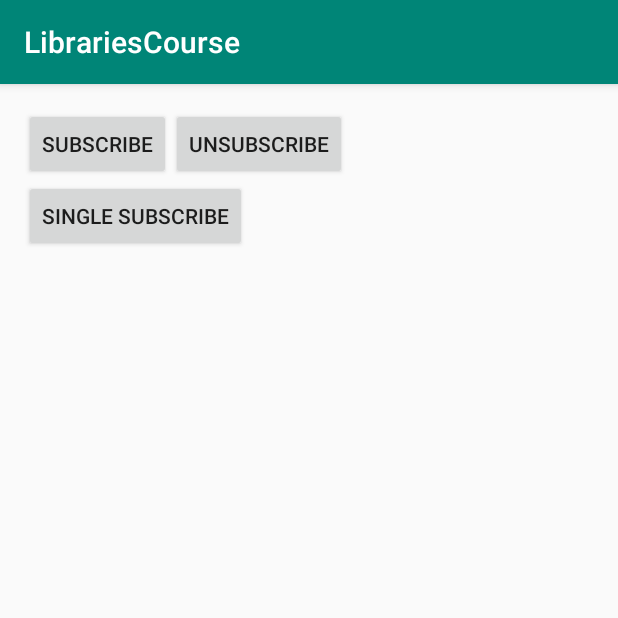
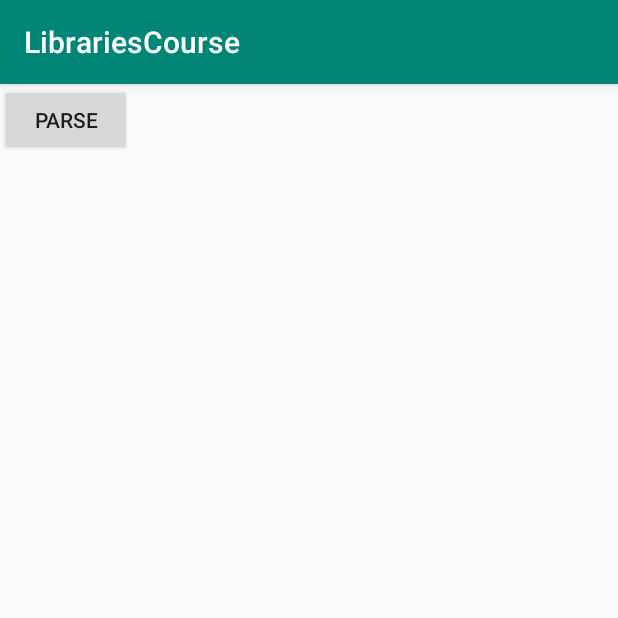
Before and after one commit to GorshkovTimur/LibrariesCourse, an Android app: the screen it shows after launch (LambdaRxActivity before the commit, GsonActivity after it), on a phone screen of 412 x 824 dp, the top half of it. Run offline under Robolectric (Android 15) with nearby library versions, the phone set to English and light mode, and no system bars; our stand-ins replace ButterKnife.

Commit message:
1-st part done (GsonActivity)

```diff
--- a/app/build.gradle
+++ b/app/build.gradle
@@ -42,4 +42,6 @@ dependencies {
     implementation 'com.jakewharton:butterknife:10.2.0'
     annotationProcessor 'com.jakewharton:butterknife-compiler:10.2.0'
 
+    implementation 'com.google.code.gson:gson:2.8.2'
+
 }
--- /dev/null
+++ b/app/src/main/java/com/timmyg/librariescourse/Lesson4/GSON/GSonPresenter.java
@@ -0,0 +1,27 @@
+package com.timmyg.librariescourse.Lesson4.GSON;
+
+import com.google.gson.Gson;
+import com.google.gson.GsonBuilder;
+
+public class GSonPresenter {
+
+    private Gson gson;
+
+
+    private TimeOfYear timeOfYear;
+    private Viewable viewable;
+
+    public GSonPresenter(Viewable viewable) {
+        this.timeOfYear = new TimeOfYear();
+        this.viewable = viewable;
+    }
+
+    public void onClick(String string2Parse){
+        GsonBuilder gsonBuilder = new GsonBuilder();
+        gson = gsonBuilder.create();
+        timeOfYear = gson.fromJson(string2Parse, TimeOfYear.class);
+        viewable.sendLog(timeOfYear.toString());
+    }
+
+
+}
--- /dev/null
+++ b/app/src/main/java/com/timmyg/librariescourse/Lesson4/GSON/GsonActivity.java
@@ -0,0 +1,39 @@
+package com.timmyg.librariescourse.Lesson4.GSON;
+
+import androidx.appcompat.app.AppCompatActivity;
+
+import android.os.Bundle;
+import android.util.Log;
+import android.view.View;
+import android.widget.Button;
+
+import com.timmyg.librariescourse.R;
+
+import butterknife.ButterKnife;
+import butterknife.OnClick;
+
+public class GsonActivity extends AppCompatActivity implements Viewable {
+
+    private final String GSON_STRING = "{\"time_of_year\": \"summer\", \"year\": 2019}";
+    private static final String TAG = "GsonActivity";
+
+    private GSonPresenter gSonPresenter;
+
+    @Override
+    protected void onCreate(Bundle savedInstanceState) {
+        super.onCreate(savedInstanceState);
+        setContentView(R.layout.activity_gson);
+        ButterKnife.bind(this);
+        gSonPresenter = new GSonPresenter(this);
+    }
+
+    @OnClick(R.id.button_parse)
+    public void onClick (View view){
+        gSonPresenter.onClick(GSON_STRING);
+    }
+
+    @Override
+    public void sendLog(String log) {
+        Log.i(TAG, log);
+    }
+}
--- /dev/null
+++ b/app/src/main/java/com/timmyg/librariescourse/Lesson4/GSON/TimeOfYear.java
@@ -0,0 +1,26 @@
+package com.timmyg.librariescourse.Lesson4.GSON;
+
+import androidx.annotation.NonNull;
+
+public class TimeOfYear {
+
+    private String time_of_year;
+    private String year;
+
+    public TimeOfYear() {
+    }
+
+    public String getTime_of_year() {
+        return time_of_year;
+    }
+
+    public String getYear() {
+        return year;
+    }
+
+    @NonNull
+    @Override
+    public String toString() {
+        return "Year - "+year+" season " + time_of_year;
+    }
+}
--- /dev/null
+++ b/app/src/main/java/com/timmyg/librariescourse/Lesson4/GSON/Viewable.java
@@ -0,0 +1,5 @@
+package com.timmyg.librariescourse.Lesson4.GSON;
+
+public interface Viewable {
+    void sendLog(String log);
+}
--- /dev/null
+++ b/app/src/main/res/layout/activity_gson.xml
@@ -0,0 +1,15 @@
+<?xml version="1.0" encoding="utf-8"?>
+<LinearLayout xmlns:android="http://schemas.android.com/apk/res/android"
+    xmlns:app="http://schemas.android.com/apk/res-auto"
+    xmlns:tools="http://schemas.android.com/tools"
+    android:layout_width="match_parent"
+    android:layout_height="match_parent"
+    tools:context=".Lesson4.GSON.GsonActivity">
+
+    <Button
+        android:id ="@+id/button_parse"
+        android:layout_width="wrap_content"
+        android:layout_height="wrap_content"
+        android:text="@string/parse"/>
+
+</LinearLayout>
--- a/app/src/main/res/values/strings.xml
+++ b/app/src/main/res/values/strings.xml
@@ -9,4 +9,5 @@
     <string name="subscribe">subscribe</string>
     <string name="unsubscribe">unsubscribe</string>
     <string name="subscribe_single">single subscribe</string>
+    <string name="parse">parse</string>
 </resources>
```
Also changed, not shown: app/src/main/AndroidManifest.xml (+4 -3 lines), 1 other file.
